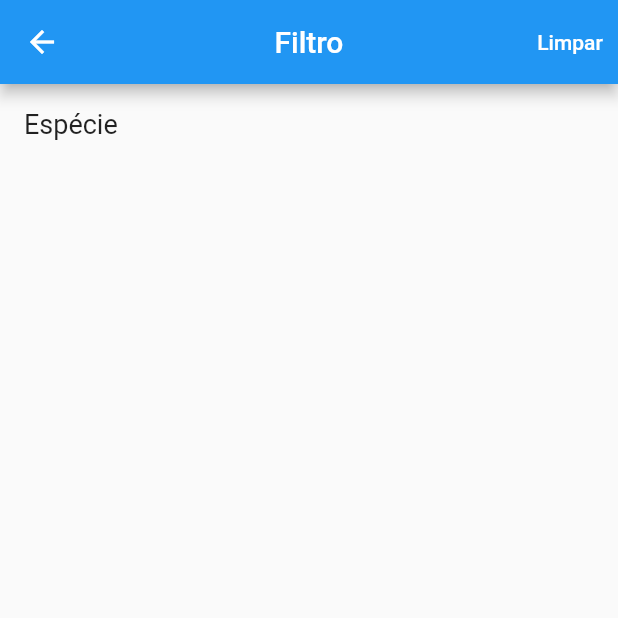
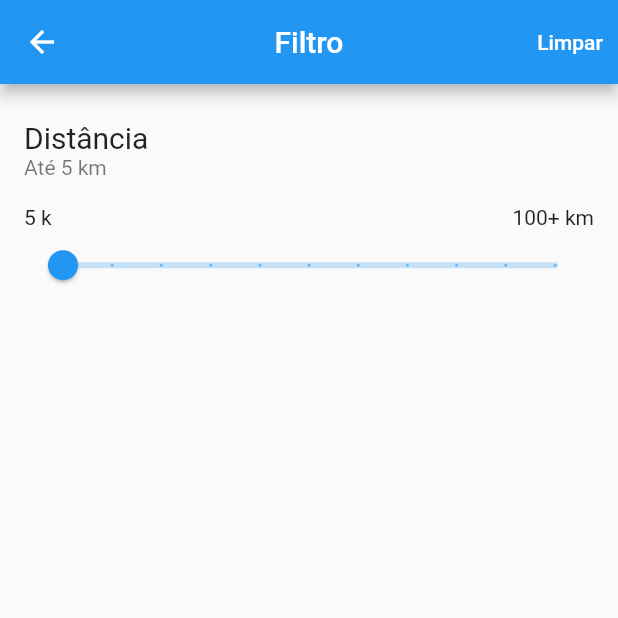
Before and after one commit to Wilian-N-Silva/the_walking_pets, a Flutter app: the Home screen opened directly, after a tap on "Filtro", on a phone screen of 412 x 824 dp, the top half of it. Run offline on Flutter 3.47's test engine with Material 2 defaults, Android fonts, the phone set to English and light mode, and no system bars; our stand-ins replace rive, share_plus.

```diff
--- a/lib/main.dart
+++ b/lib/main.dart
@@ -1,8 +1,5 @@
 import 'package:flutter/cupertino.dart';
 import 'package:flutter/material.dart';
-import 'package:the_walking_pets/screens/login.dart';
-import 'package:the_walking_pets/screens/home.dart';
-import 'package:the_walking_pets/screens/home_filter.dart';
 import 'package:the_walking_pets/screens/onboarding/step_one.dart';
 
 void main() {
--- a/lib/screens/animal_profile.dart
+++ b/lib/screens/animal_profile.dart
@@ -31,6 +31,10 @@ class _AnimalProfileState extends State<AnimalProfile> {
     final animal = widget.animal;
 
     final List<_Tile> tileDataSource = [
+      _Tile(
+          title: 'Localização',
+          subtitle: 'São Paulo - SP',
+          leading: Icons.location_on),
       _Tile(
         title: 'Espécie',
         subtitle: animal.especie.toString(),
--- a/lib/screens/home.dart
+++ b/lib/screens/home.dart
@@ -118,7 +118,7 @@ class _HomeState extends State<Home> {
                   child: Row(
                     mainAxisAlignment: MainAxisAlignment.center,
                     children: const [
-                      Icon(Icons.filter_alt_rounded),
+                      Icon(Icons.filter),
                       Text('Filtro'),
                     ],
                   ),
--- a/lib/screens/home_filter.dart
+++ b/lib/screens/home_filter.dart
@@ -8,6 +8,7 @@ class HomeFilter extends StatefulWidget {
 }
 
 class _HomeFilterState extends State<HomeFilter> {
+  double _currentSliderValue = 0;
   @override
   Widget build(BuildContext context) {
     return Scaffold(
@@ -29,11 +30,53 @@ class _HomeFilterState extends State<HomeFilter> {
           padding: const EdgeInsets.all(16.0),
           child: Column(
             crossAxisAlignment: CrossAxisAlignment.start,
-            children: const [
-              Text(
-                'Espécie',
-                style: TextStyle(fontSize: 18.0),
-              ),
+            children: [
+              SizedBox(
+                height: MediaQuery.of(context).size.height / 6,
+                child: Column(
+                  mainAxisAlignment: MainAxisAlignment.spaceAround,
+                  crossAxisAlignment: CrossAxisAlignment.start,
+                  children: [
+                    Column(
+                      crossAxisAlignment: CrossAxisAlignment.start,
+                      children: [
+                        const Text(
+                          'Distância',
+                          style: TextStyle(fontSize: 20.0),
+                        ),
+                        Text(
+                          _currentSliderValue.round() < 100
+                              ? 'Até ${(_currentSliderValue.round() == 0 ? 5 : _currentSliderValue.round()).toString()} km'
+                              : 'Até ou acima de 100 km',
+                          style: const TextStyle(color: Colors.black54),
+                        ),
+                      ],
+                    ),
+                    Column(
+                      children: [
+                        Row(
+                          mainAxisAlignment: MainAxisAlignment.spaceBetween,
+                          children: const [
+                            Text('5 k'),
+                            Text('100+ km'),
+                          ],
+                        ),
+                        Slider(
+                          value: _currentSliderValue,
+                          min: 0,
+                          max: 100,
+                          divisions: 10,
+                          onChanged: (double value) {
+                            setState(() {
+                              _currentSliderValue = value;
+                            });
+                          },
+                        ),
+                      ],
+                    ),
+                  ],
+                ),
+              )
             ],
           ),
         ),
```
